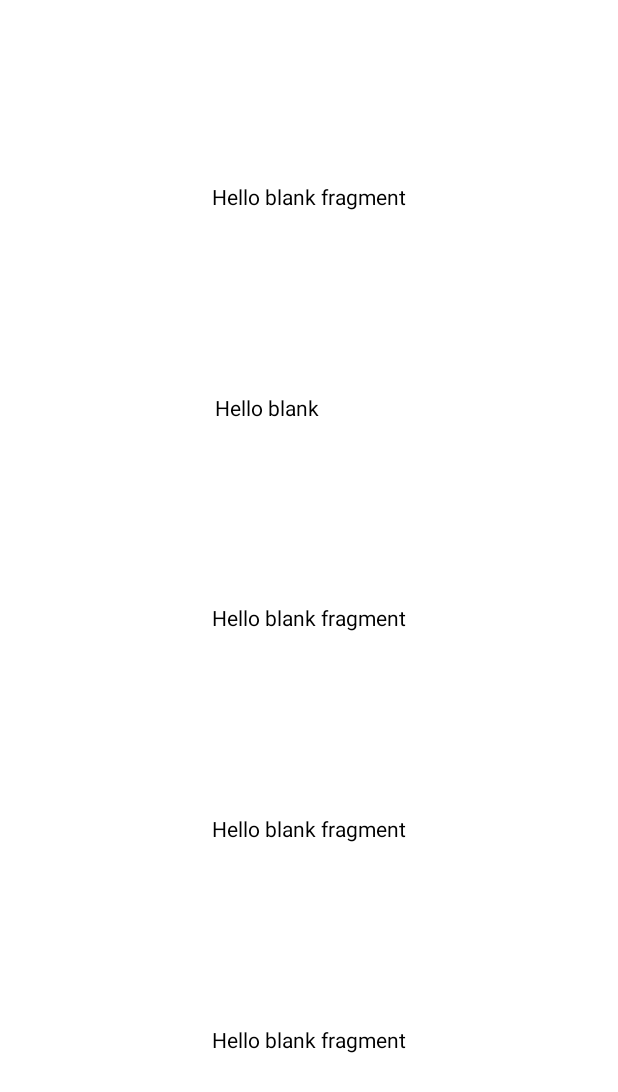
After one commit to KaiBytes/App_FlyNerd, an Android app: the layout fragment_airport.xml on its own in the app's theme, with its tools: preview values and no code run, on a phone screen of 412 x 824 dp. The commit adds this screen. Shown: the top 1092 px of the screen. Run offline under Robolectric (Android 15) with nearby library versions, the phone set to English and light mode, and no system bars.

Commit message:
add simple activity ui which returns weather info at  specific airport, add recyclerview, add airport fragment responsible for handeling weather forecast api request

```diff
--- a/app/build.gradle
+++ b/app/build.gradle
@@ -38,6 +38,8 @@ dependencies {
     implementation 'androidx.core:core-ktx:1.3.2'
     implementation 'com.google.android.material:material:1.3.0'
     implementation "org.jetbrains.kotlin:kotlin-stdlib:$kotlin_version"
+    implementation 'com.google.android.libraries.places:places:2.4.0'
+    implementation 'androidx.legacy:legacy-support-v4:1.0.0'
 
     testImplementation 'junit:junit:4.13.2'
 
--- /dev/null
+++ b/app/src/main/res/layout/fragment_airport.xml
@@ -0,0 +1,69 @@
+<?xml version="1.0" encoding="utf-8"?>
+<RelativeLayout xmlns:android="http://schemas.android.com/apk/res/android"
+    xmlns:app="http://schemas.android.com/apk/res-auto"
+    xmlns:tools="http://schemas.android.com/tools"
+    android:layout_width="match_parent"
+    android:layout_height="match_parent"
+    android:background="@color/white"
+    tools:context=".AirportFragment">
+
+    <androidx.constraintlayout.widget.ConstraintLayout
+        android:layout_width="match_parent"
+        android:layout_height="match_parent">
+
+        <TextView
+            android:id="@+id/textView3"
+            android:layout_width="wrap_content"
+            android:layout_height="wrap_content"
+            android:text="@string/hello_blank_fragment"
+            android:textColor="@color/black"
+            app:layout_constraintBottom_toTopOf="@+id/textView4"
+            app:layout_constraintEnd_toEndOf="parent"
+            app:layout_constraintStart_toStartOf="parent"
+            app:layout_constraintTop_toBottomOf="@+id/textView2" />
+
+        <TextView
+            android:id="@+id/textView"
+            android:layout_width="wrap_content"
+            android:layout_height="wrap_content"
+            android:text="@string/hello_blank_fragment"
+            android:textColor="@color/black"
+            app:layout_constraintBottom_toTopOf="@+id/textView2"
+            app:layout_constraintEnd_toEndOf="parent"
+            app:layout_constraintStart_toStartOf="parent"
+            app:layout_constraintTop_toTopOf="parent" />
+
+        <TextView
+            android:id="@+id/textView2"
+            android:layout_width="126dp"
+            android:layout_height="18dp"
+            android:text="@string/hello_blank_fragment"
+            android:textColor="@color/black"
+            app:layout_constraintBottom_toTopOf="@+id/textView3"
+            app:layout_constraintEnd_toEndOf="parent"
+            app:layout_constraintStart_toStartOf="parent"
+            app:layout_constraintTop_toBottomOf="@+id/textView" />
+
+        <TextView
+            android:id="@+id/textView4"
+            android:layout_width="wrap_content"
+            android:layout_height="wrap_content"
+            android:text="@string/hello_blank_fragment"
+            android:textColor="@color/black"
+            app:layout_constraintBottom_toTopOf="@+id/textView5"
+            app:layout_constraintEnd_toEndOf="parent"
+            app:layout_constraintStart_toStartOf="parent"
+            app:layout_constraintTop_toBottomOf="@+id/textView3" />
+
+        <TextView
+            android:id="@+id/textView5"
+            android:layout_width="wrap_content"
+            android:layout_height="wrap_content"
+            android:text="@string/hello_blank_fragment"
+            android:textColor="@color/black"
+            app:layout_constraintBottom_toBottomOf="parent"
+            app:layout_constraintEnd_toEndOf="parent"
+            app:layout_constraintStart_toStartOf="parent"
+            app:layout_constraintTop_toBottomOf="@+id/textView4" />
+    </androidx.constraintlayout.widget.ConstraintLayout>
+</RelativeLayout>
```
Also changed, not shown: app/src/main/java/no/uio/in2000/team16/flynerd/Airport.kt (+69 -8 lines), app/src/main/java/no/uio/in2000/team16/flynerd/AirportAdapter.kt (added, +50 -0 lines), app/src/main/java/no/uio/in2000/team16/flynerd/AirportFragment.kt (added, +56 -0 lines), app/src/main/java/no/uio/in2000/team16/flynerd/AirportsList.kt (+7 -3 lines), app/src/main/java/no/uio/in2000/team16/flynerd/MainActivity.kt (+64 -11 lines), app/src/main/res/layout/activity_main.xml (+49 -11 lines), app/src/main/res/layout/element.xml (added, +44 -0 lines), app/src/main/res/raw/domair_city.csv (added, +63 -0 lines), app/src/main/res/values/strings.xml (+68 -0 lines), app/src/main/res/raw/intair_city.csv (added), app/src/main/res/raw/intair_country.csv (added).
